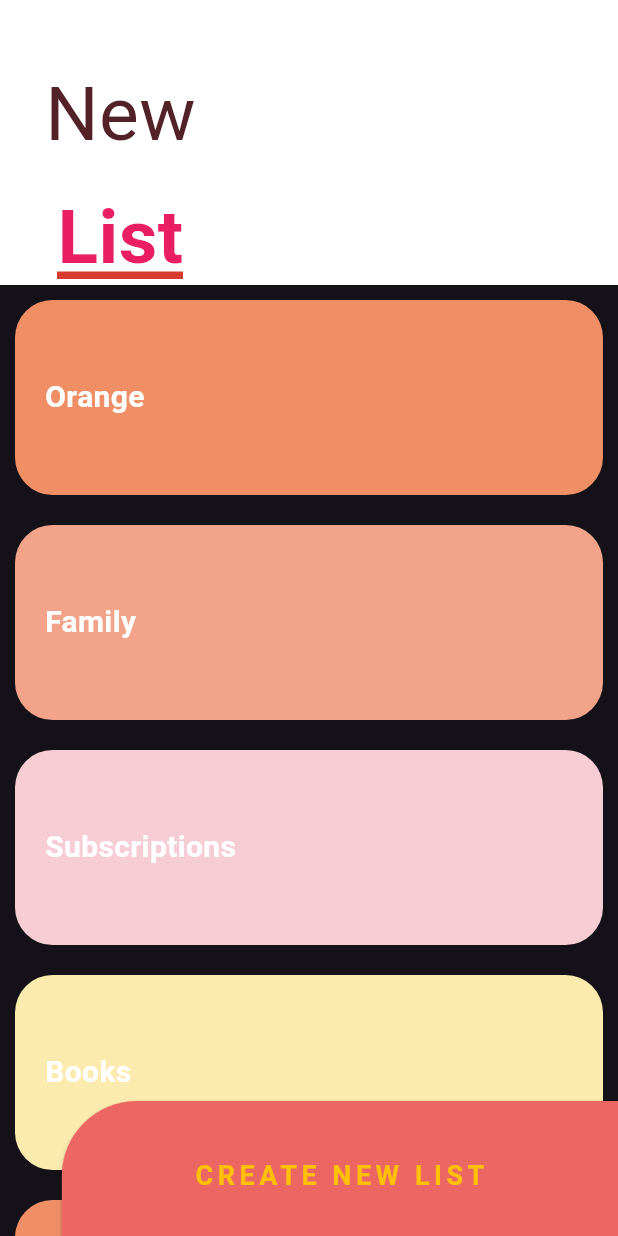
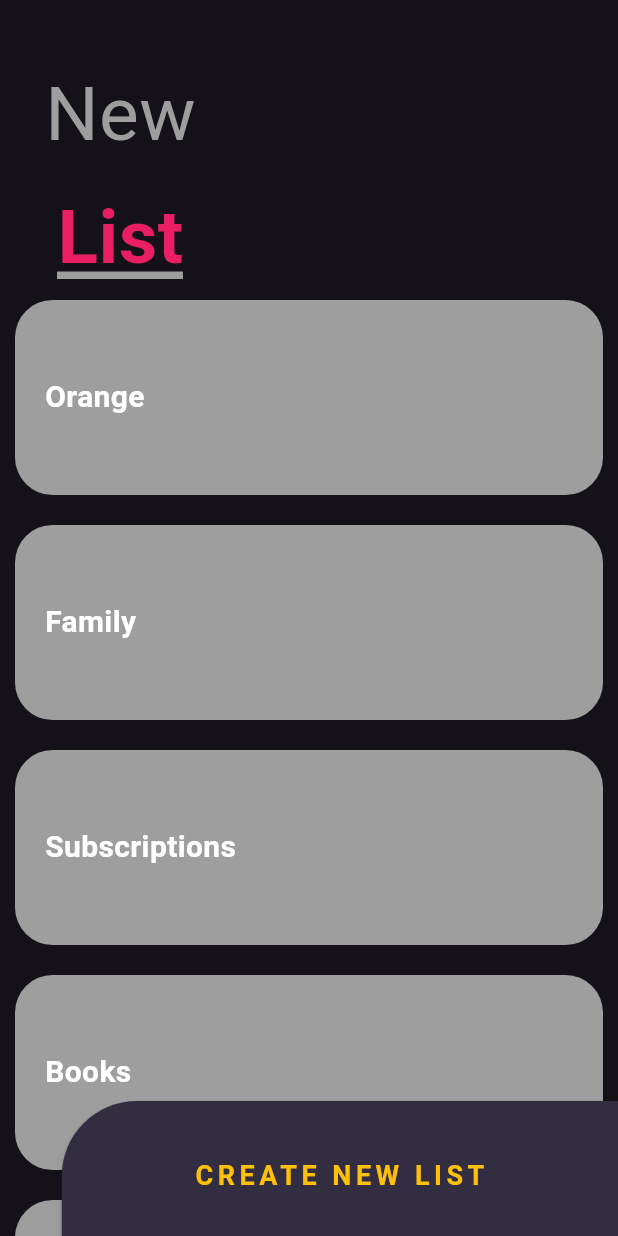
Before and after one commit to viktorhugo/desing_app, a Flutter app: the SliverPage screen opened directly, on a phone screen of 412 x 824 dp. Run offline on Flutter 3.47's test engine with Material 3 defaults, Android fonts, the light colour scheme and no system bars; our stand-ins replace animate_do, flutter_svg, font_awesome_flutter.

Commit message:
finish session 10

```diff
--- a/lib/pages/sliver_list.dart
+++ b/lib/pages/sliver_list.dart
@@ -1,4 +1,6 @@
+import 'package:desing_app/theme/theme.dart';
 import 'package:flutter/material.dart';
+import 'package:provider/provider.dart';
 
 class SliverPage extends StatelessWidget {
   const SliverPage({super.key});
@@ -25,13 +27,16 @@
 
   @override
   Widget build(BuildContext context) {
+
     final size = MediaQuery.of(context).size;
+    final appTheme = Provider.of<ThemeChanger>(context);
+
     return ButtonTheme(
       minWidth: size.width * 0.9,
       height: 100,
       child: MaterialButton(
-        color: const Color(0xffED6762),
-        shape: RoundedRectangleBorder(
+        color: appTheme.darkTheme ? appTheme.currentTheme.colorScheme.onSecondary : const Color(0xffED6762) ,
+        shape: const RoundedRectangleBorder(
           borderRadius: BorderRadius.only(topLeft: Radius.circular(50))
         ),
         onPressed: () {
@@ -68,6 +73,9 @@
 
   @override
   Widget build(BuildContext context) {
+
+    final appTheme = Provider.of<ThemeChanger>(context).currentTheme;
+
     return CustomScrollView(
       slivers: [
 
@@ -85,7 +93,7 @@
             maxHeight: 190,
             child: Container(
               alignment: Alignment.centerLeft,
-              color: Colors.white,
+              color: appTheme.scaffoldBackgroundColor,
               child: const _Header(),
             )
           )
@@ -172,12 +180,22 @@
 
   @override
   Widget build(BuildContext context) {
+
+    final appTheme = Provider.of<ThemeChanger>(context);
+
     return Column(
       children: [
         const SizedBox(height: 30),
         Container(
           margin: const EdgeInsets.symmetric(horizontal: 30, vertical: 10),
-          child: const Text('New', style: TextStyle( color: Color(0xff532128), fontSize: 50 ),),
+          child: Text(
+            'New',
+            style:
+            TextStyle(
+              color: appTheme.darkTheme ? Colors.grey :const Color(0xff532128),
+              fontSize: 50
+            ),
+          ),
         ),
 
         Stack(
@@ -193,8 +211,8 @@
               child: Container(
                 width: 90,
                 height: 5,
-                decoration: const BoxDecoration(
-                  color: Color(0xffD93A30)
+                decoration: BoxDecoration(
+                  color: appTheme.darkTheme ? Colors.grey :const Color(0xffD93A30)
                 ),
               ),
             ),
@@ -218,16 +236,26 @@
 
   @override
   Widget build(BuildContext context) {
+
+    final appTheme = Provider.of<ThemeChanger>(context);
+
     return Container(
       padding: const EdgeInsets.only(left: 20),
       alignment: Alignment.centerLeft,
       height: 130,
       margin: const EdgeInsets.all(10),
       decoration: BoxDecoration(
-        color: color,
+        color: appTheme.darkTheme ? Colors.grey :  color,
         borderRadius: BorderRadius.circular(25)
       ),
-      child: Text(title, style: const TextStyle(color: Colors.white, fontSize: 20, fontWeight: FontWeight.bold,),),
+      child: Text(
+        title,
+        style: const TextStyle(
+          color: Colors.white ,
+          fontSize: 20,
+          fontWeight: FontWeight.bold
+        )
+      ),
     );
   }
 }
```
Also changed, not shown: lib/pages/graps_circular_page.dart (+10 -5 lines), lib/pages/header_page.dart (+7 -2 lines), lib/pages/launcher_page.dart (+8 -6 lines), lib/pages/pinteres_page.dart (+5 -3 lines), lib/theme/theme.dart (+11 -1 lines), lib/widgets/headers.dart (+15 -3 lines), 1 other file.
